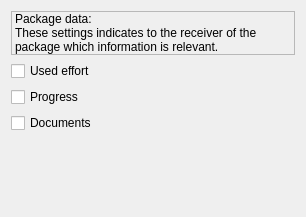
Above: src/workpackage/packagesettings.ui from KDE/calligraplan before the change. Below: the same form after it.
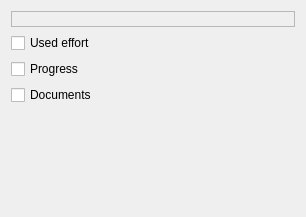
That is the form after the change.

Commit message: WorkPackage: Improve package sending ui

```diff
--- a/src/workpackage/packagesettings.ui
+++ b/src/workpackage/packagesettings.ui
@@ -20,8 +20,7 @@
       <enum>QFrame::Sunken</enum>
      </property>
      <property name="text">
-      <string>Package data:
-These settings indicates to the receiver of the package which information is relevant.</string>
+      <string/>
      </property>
      <property name="wordWrap">
       <bool>true</bool>
```
Left out of the diff: 2 changed lines with no effect on the pictures. The commit also changes 6 other files.
